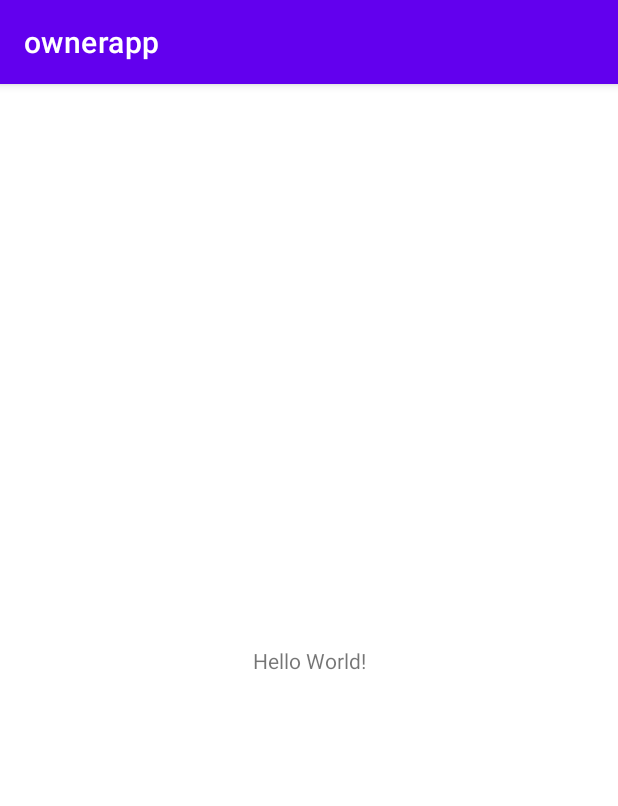
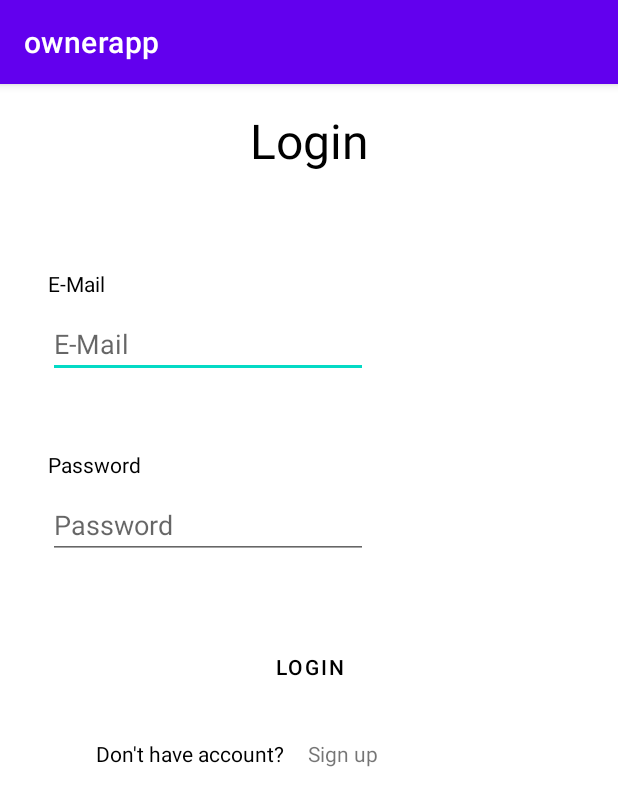
Before and after one commit to koetbullar/Appetite-Owner-App, an Android app: the screen it shows after launch (MainActivity), on a phone screen of 412 x 824 dp. Shown: the top 806 px of the screen. Run offline under Robolectric (Android 15) with nearby library versions, the phone set to English and light mode, and no system bars.

Commit message:
add login activity

```diff
--- a/app/src/main/res/layout/activity_main.xml
+++ b/app/src/main/res/layout/activity_main.xml
@@ -7,12 +7,96 @@
     tools:context=".MainActivity">
 
     <TextView
+        android:id="@+id/loginText"
         android:layout_width="wrap_content"
         android:layout_height="wrap_content"
-        android:text="Hello World!"
-        app:layout_constraintBottom_toBottomOf="parent"
+        android:layout_marginTop="16dp"
+        android:text="Login"
+        android:textColor="#000000"
+        android:textSize="32sp"
         app:layout_constraintEnd_toEndOf="parent"
         app:layout_constraintStart_toStartOf="parent"
         app:layout_constraintTop_toTopOf="parent" />
 
+    <TextView
+        android:id="@+id/emailText"
+        android:layout_width="wrap_content"
+        android:layout_height="wrap_content"
+        android:layout_marginStart="32dp"
+        android:layout_marginTop="64dp"
+        android:text="E-Mail"
+        android:textColor="#000000"
+        app:layout_constraintStart_toStartOf="parent"
+        app:layout_constraintTop_toBottomOf="@+id/loginText" />
+
+    <EditText
+        android:id="@+id/inputUserName"
+        android:layout_width="wrap_content"
+        android:layout_height="wrap_content"
+        android:layout_marginStart="32dp"
+        android:layout_marginTop="8dp"
+        android:ems="10"
+        android:hint="E-Mail"
+        android:inputType="textEmailAddress"
+        app:layout_constraintStart_toStartOf="parent"
+        app:layout_constraintTop_toBottomOf="@+id/emailText" />
+
+    <EditText
+        android:id="@+id/password"
+        android:layout_width="wrap_content"
+        android:layout_height="wrap_content"
+        android:layout_marginStart="32dp"
+        android:layout_marginTop="8dp"
+        android:ems="10"
+        android:hint="Password"
+        android:inputType="textEmailAddress"
+        app:layout_constraintStart_toStartOf="parent"
+        app:layout_constraintTop_toBottomOf="@+id/passwordText" />
+
+    <TextView
+        android:id="@+id/passwordText"
+        android:layout_width="wrap_content"
+        android:layout_height="wrap_content"
+        android:layout_marginStart="32dp"
+        android:layout_marginTop="48dp"
+        android:text="Password"
+        android:textColor="#000000"
+        app:layout_constraintStart_toStartOf="parent"
+        app:layout_constraintTop_toBottomOf="@+id/inputUserName" />
+
+    <Button
+        android:id="@+id/btnLog"
+        android:layout_width="wrap_content"
+        android:layout_height="wrap_content"
+        android:layout_marginTop="48dp"
+        android:background="@android:color/transparent"
+        android:insetTop="4dp"
+        android:insetBottom="4dp"
+        android:text="Login"
+        android:textColor="@color/black"
+        app:iconTint="#020202"
+        app:layout_constraintEnd_toEndOf="parent"
+        app:layout_constraintStart_toStartOf="parent"
+        app:layout_constraintTop_toBottomOf="@+id/password" />
+
+    <TextView
+        android:id="@+id/textView4"
+        android:layout_width="wrap_content"
+        android:layout_height="wrap_content"
+        android:layout_marginStart="64dp"
+        android:layout_marginTop="24dp"
+        android:text="Don't have account?"
+        android:textColor="@color/black"
+        app:layout_constraintStart_toStartOf="parent"
+        app:layout_constraintTop_toBottomOf="@+id/btnLog" />
+
+    <TextView
+        android:id="@+id/signupText"
+        android:layout_width="wrap_content"
+        android:layout_height="wrap_content"
+        android:layout_marginStart="16dp"
+        android:layout_marginTop="24dp"
+        android:text="Sign up"
+        app:layout_constraintStart_toEndOf="@+id/textView4"
+        app:layout_constraintTop_toBottomOf="@+id/btnLog" />
 </androidx.constraintlayout.widget.ConstraintLayout>
```
